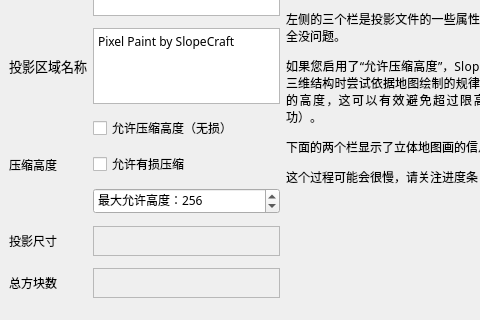
Old version of the form others/mainwindow.ui in the repository SlopeCraft/SlopeCraft; both pictures show x 0 to 480 and y 180 to 500 of the 680 by 500 pixel window.
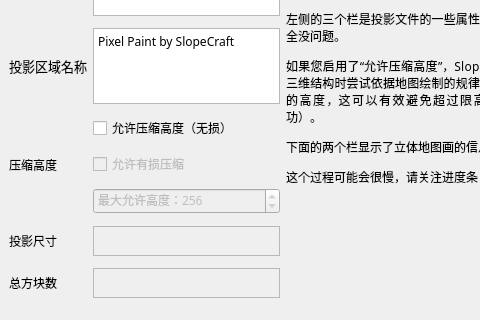
New version of the form. Icons and pictures are not drawn.

Diff of the .ui file:
```diff
--- a/others/mainwindow.ui
+++ b/others/mainwindow.ui
@@ -9220,6 +9220,9 @@
             </item>
             <item row="6" column="1">
              <widget class="QCheckBox" name="AllowForcedOpti">
+              <property name="enabled">
+               <bool>false</bool>
+              </property>
               <property name="font">
                <font>
                 <family>微软雅黑</family>
@@ -9284,6 +9287,9 @@
             </item>
             <item row="7" column="1">
              <widget class="QSpinBox" name="maxHeight">
+              <property name="enabled">
+               <bool>false</bool>
+              </property>
               <property name="font">
                <font>
                 <family>微软雅黑</family>
```
